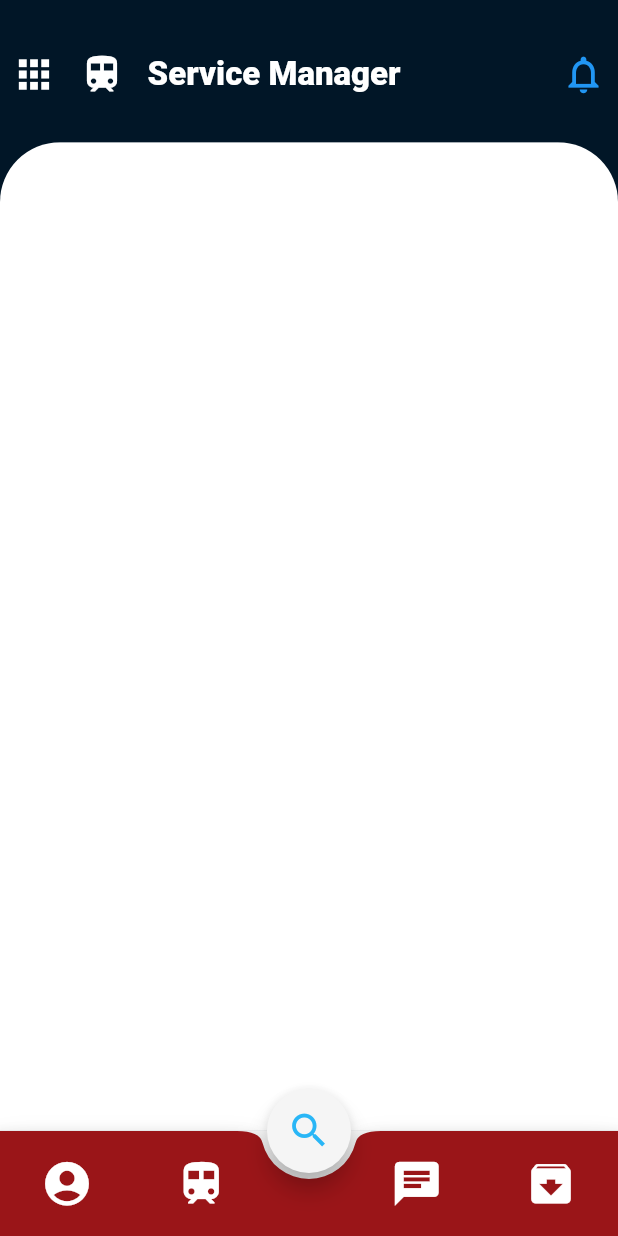
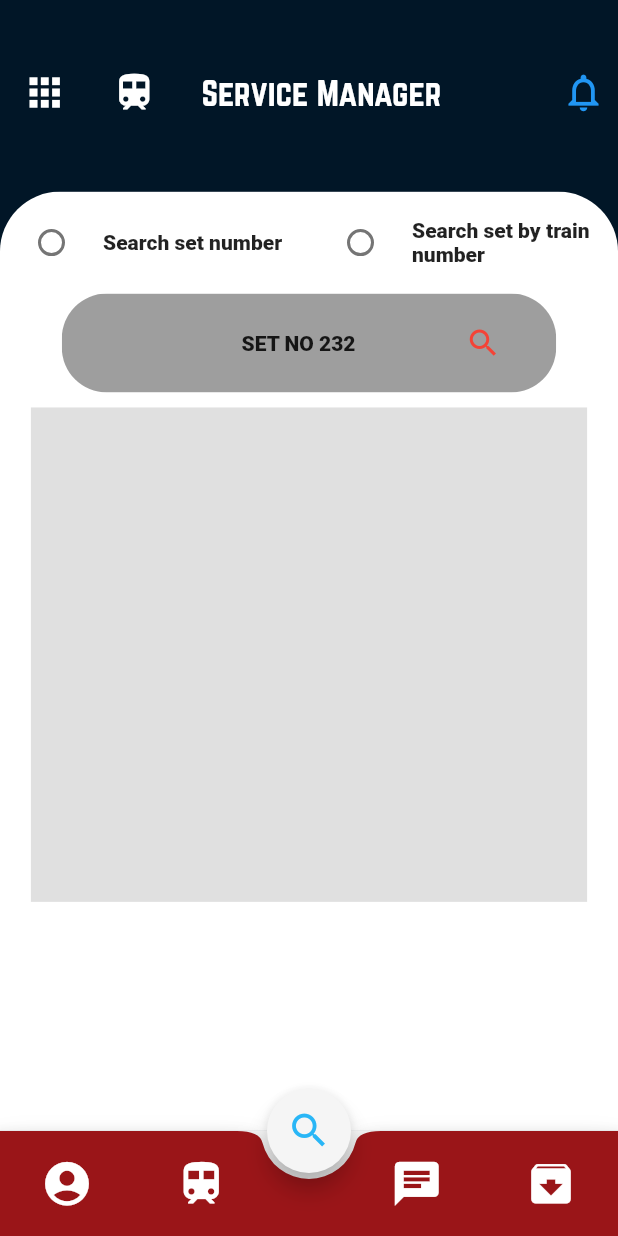
Before and after one commit to Harshal624/Service_Manager_Assessment, a Flutter app: the screen it shows after launch, on a phone screen of 412 x 824 dp. Run offline on Flutter 3.47's test engine with Material 2 defaults, Android fonts, the phone set to English and light mode, and no system bars; our stand-ins replace hexcolor.

Commit message:
Initial commit

```diff
--- a/lib/design.dart
+++ b/lib/design.dart
@@ -10,6 +10,7 @@ class Design extends StatefulWidget {
 class _DesignState extends State<Design> {
   final String _bottomNavColor = "#FF9A1518";
   final String _appBarColor = "#FF011627";
+
   @override
   Widget build(BuildContext context) {
     final size = MediaQuery.of(context).size;
@@ -35,19 +36,18 @@ class _DesignState extends State<Design> {
               borderRadius: BorderRadius.only(
                   topLeft: Radius.circular(40), topRight: Radius.circular(40)),
               child: Container(
-                  color: Colors.white,
-                  width: size.width,
-                  height: size.height * 0.8,
-                  child: Column(
-                    children: [],
-                  )),
+                color: Colors.white,
+                width: size.width,
+                height: size.height * 0.76,
+                child: _MainContainer(size.height, size.width),
+              ),
             ),
           ),
           Positioned(
               top: 0,
               left: 0,
               right: 0,
-              height: size.height * 0.12,
+              height: size.height * 0.15,
               child: SafeArea(
                 child: _Custom_appbar(),
               ))
@@ -101,7 +101,7 @@ class _Custom_appbar extends StatelessWidget {
     return Row(
       children: [
         Expanded(
-          flex: 2,
+          flex: 3,
           child: Row(
             mainAxisAlignment: MainAxisAlignment.spaceAround,
             children: [
@@ -118,10 +118,7 @@ class _Custom_appbar extends StatelessWidget {
               Text(
                 "Service Manager",
                 style: TextStyle(
-                  fontSize: 22,
-                  color: Colors.white,
-                  fontFamily: 'Roboto'
-                ),
+                    fontSize: 22, color: Colors.white, fontFamily: 'Norwester'),
               ),
             ],
           ),
@@ -144,3 +141,122 @@ class _Custom_appbar extends StatelessWidget {
     );
   }
 }
+
+class _radioButton extends StatefulWidget {
+  @override
+  _radioButtonState createState() => _radioButtonState();
+}
+
+class _radioButtonState extends State<_radioButton> {
+  int selectedRadio;
+
+  setSelectedRadio(int val) {
+    setState(() {
+      selectedRadio = val;
+    });
+  }
+
+  @override
+  void initState() {
+    super.initState();
+    selectedRadio = 0;
+  }
+
+  @override
+  Widget build(BuildContext context) {
+    return Row(
+      mainAxisAlignment: MainAxisAlignment.spaceEvenly,
+      children: [
+        Expanded(
+          flex: 1,
+          child: Radio(
+            value: 1,
+            groupValue: selectedRadio,
+            activeColor: Colors.red,
+            onChanged: (val) {
+              setSelectedRadio(val);
+            },
+          ),
+        ),
+        Expanded(
+          flex: 2,
+          child: Text("Search set number"),
+        ),
+        Expanded(
+          flex: 1,
+          child: Radio(
+            value: 2,
+            groupValue: selectedRadio,
+            activeColor: Colors.red,
+            onChanged: (val) {
+              setSelectedRadio(val);
+            },
+          ),
+        ),
+        Expanded(
+          flex: 2,
+          child: Text("Search set by train number"),
+        ),
+      ],
+    );
+  }
+}
+
+class _MainContainer extends StatelessWidget {
+  double height;
+  double width;
+  @override
+  Widget build(BuildContext context) {
+    final innerContHeight = height*0.4;
+    final innerContWidth = width*0.9;
+    return Container(
+      child: Column(
+        children: [
+          SizedBox(height: 10,),
+          _radioButton(),
+          SizedBox(height: 10,),
+          ClipRRect(
+            borderRadius: BorderRadius.horizontal(left: Radius.circular(30),right: Radius.circular(30)),
+            child: Container(width: width * 0.8, height: height * 0.08, color: Colors.grey,
+            child: Row(
+              crossAxisAlignment: CrossAxisAlignment.center,
+              mainAxisAlignment: MainAxisAlignment.spaceAround,
+              children: [
+                //TODO Change this layout
+                SizedBox(width:10 ,),
+                Text("SET NO 232"),
+                Icon(Icons.search,color: Colors.red,)
+              ],
+            ),
+            ),
+          ),
+          SizedBox(height: 10,),
+          Container(
+            width: innerContWidth,
+            height: innerContHeight,
+            color: Colors.grey[300],
+            child: _innerContainer(innerContHeight,innerContWidth),
+          )
+        ],
+      ),
+    );
+  }
+
+  _MainContainer(height, width) {
+    this.height = height;
+    this.width = width;
+  }
+}
+
+class _innerContainer extends StatelessWidget {
+  double height,width;
+  @override
+  Widget build(BuildContext context) {
+    return Container();
+  }
+
+  _innerContainer(height,width){
+    height = this.height;
+    width = this.width;
+  }
+}
--- a/lib/main.dart
+++ b/lib/main.dart
@@ -12,7 +12,7 @@ class DesignTest extends StatelessWidget {
     return MaterialApp(
       title: 'Design Test',
       debugShowCheckedModeBanner: false,
-      theme: ThemeData(primarySwatch: Colors.blue),
+      theme: ThemeData(),
       home: Design(),
     );
   }
--- a/pubspec.yaml
+++ b/pubspec.yaml
@@ -34,3 +34,7 @@ flutter:
     - family: Roboto
       fonts:
         - asset: fonts/Roboto.ttf
+
+    - family: Norwester
+      fonts:
+        - asset: fonts/norwester.ttf
```
Also changed, not shown: fonts/norwester.ttf (added).
